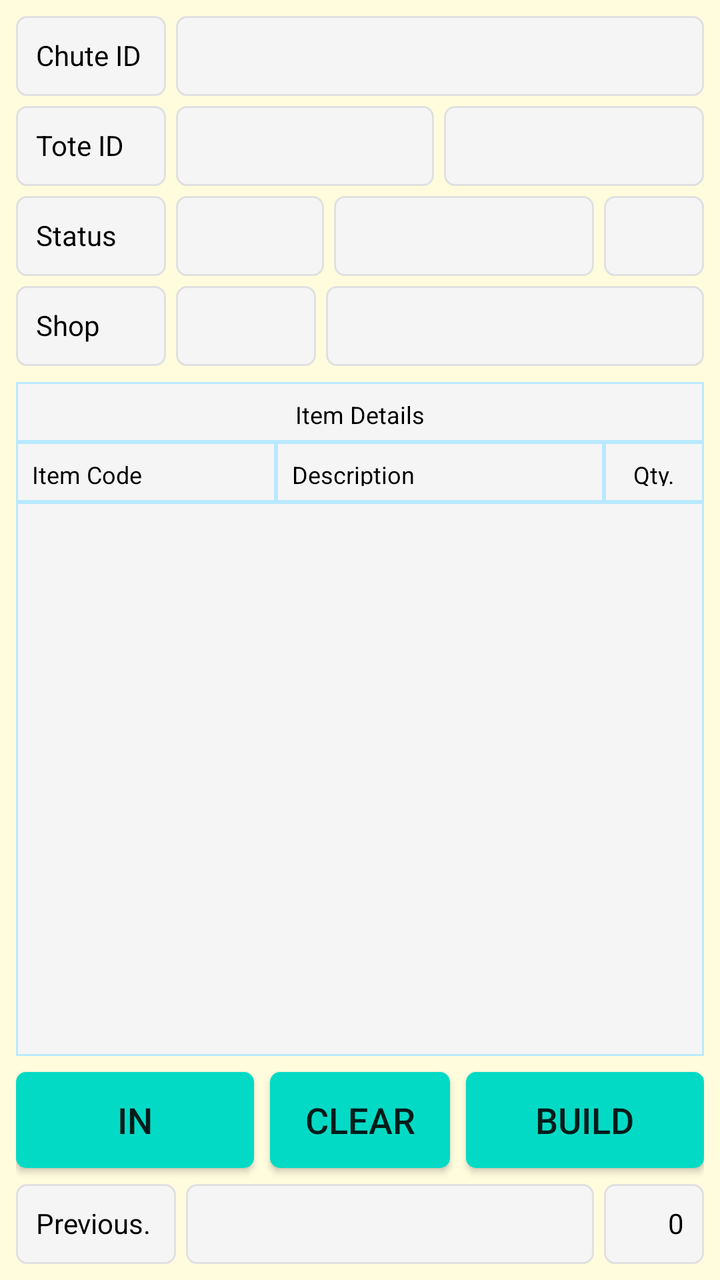
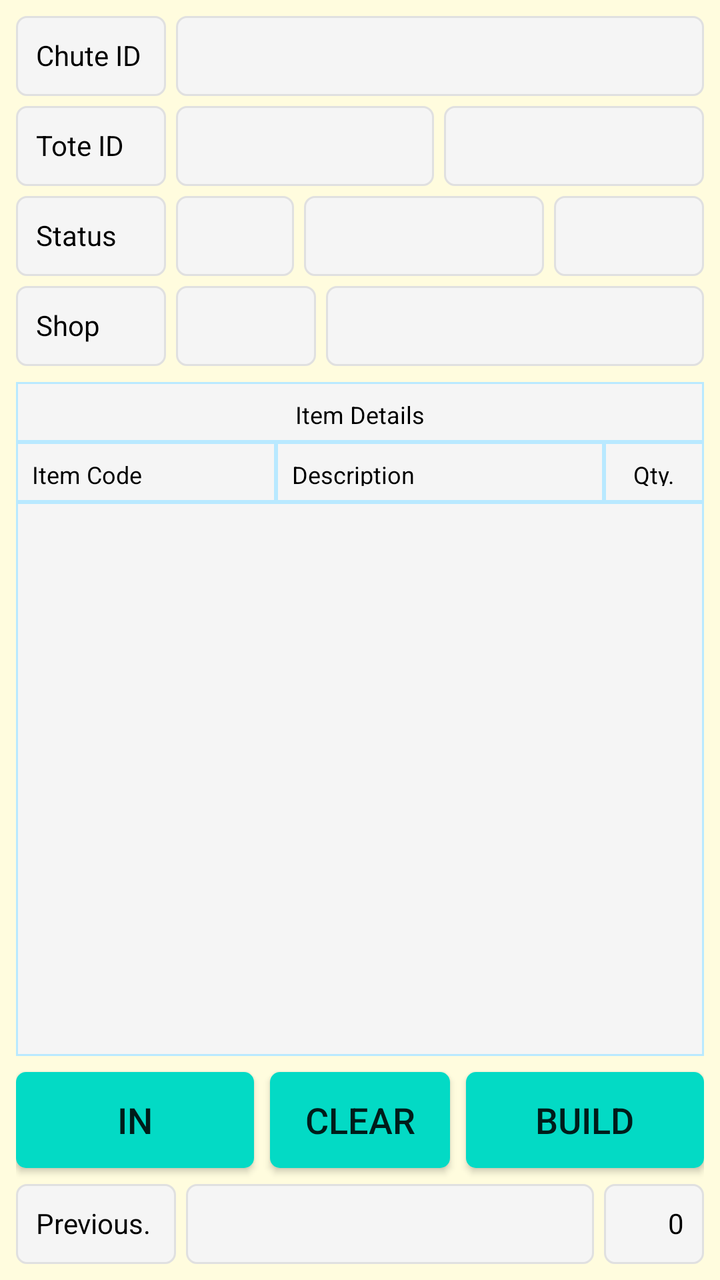

An Android layout rendered at two revisions. The XML below is the earlier revision; the diff shows what the commit changed to produce the second picture.
<!-- AndroidManifest.xml: application theme AppTheme -->
<!-- res/layout/fragment_building.xml -->
<?xml version="1.0" encoding="utf-8"?>
<FrameLayout xmlns:android="http://schemas.android.com/apk/res/android"
    xmlns:app="http://schemas.android.com/apk/res-auto"
    xmlns:tools="http://schemas.android.com/tools"
    android:layout_width="match_parent"
    android:layout_height="match_parent"
    android:background="@color/backColor"
    tools:context=".ui.building.techno.BuildingFragment">

    <androidx.constraintlayout.widget.ConstraintLayout
        android:layout_width="match_parent"
        android:layout_height="match_parent"
        android:padding="8dp">

        <TextView
            android:id="@+id/TextView1"
            android:layout_width="75dp"
            android:layout_height="40dp"
            android:background="@drawable/et_custom"
            android:gravity="left"
            android:hint=""
            android:padding="10dp"
            android:text="Chute ID"
            android:textColor="@color/coloBlack"
            android:textSize="14dp"
            app:layout_constraintStart_toStartOf="parent"
            app:layout_constraintTop_toTopOf="parent" />

        <EditText
            android:id="@+id/et_building_chuteid"
            android:layout_width="0dp"
            android:layout_height="40dp"
            android:layout_marginStart="5dp"
            android:layout_marginLeft="5dp"
            android:background="@drawable/et_custom"
            android:inputType="text"
            android:padding="10dp"
            android:textColor="@color/coloBlack"
            android:textSize="14dp"
            app:layout_constraintEnd_toEndOf="parent"
            app:layout_constraintStart_toEndOf="@+id/TextView1"
            app:layout_constraintTop_toTopOf="@+id/TextView1"
            tools:ignore="SpeakableTextPresentCheck,TouchTargetSizeCheck" />

        <TextView
            android:id="@+id/TextView8"
            android:layout_width="75dp"
            android:layout_height="40dp"
            android:layout_marginTop="5dp"
            android:background="@drawable/et_custom"
            android:gravity="left"
            android:hint=""
            android:padding="10dp"
            android:text="Tote ID"
            android:textColor="@color/coloBlack"
            android:textSize="14dp"
            app:layout_constraintStart_toStartOf="parent"
            app:layout_constraintTop_toBottomOf="@+id/TextView1" />

        <EditText
            android:id="@+id/et_chute_building_totid"
            android:layout_width="0dp"
            android:layout_height="40dp"
            android:layout_marginStart="5dp"
            android:layout_marginLeft="5dp"
            android:layout_marginEnd="5dp"
            android:layout_marginRight="5dp"
            android:background="@drawable/et_custom"
            android:gravity="left"
            android:hint=""
            android:inputType="text"
            android:padding="10dp"
            android:textColor="@color/coloBlack"
            android:textSize="14dp"
            app:layout_constraintEnd_toStartOf="@+id/tv_building_totid"
            app:layout_constraintStart_toEndOf="@+id/TextView8"
            app:layout_constraintTop_toTopOf="@+id/TextView8"
            tools:ignore="SpeakableTextPresentCheck,TouchTargetSizeCheck" />

        <TextView
            android:id="@+id/tv_building_totid"
            android:layout_width="130dp"
            android:layout_height="40dp"
            android:background="@drawable/et_custom"
            android:gravity="left"
            android:hint=""
            android:padding="10dp"
            android:text=""
            android:textColor="@color/coloBlack"
            android:textSize="14dp"
            app:layout_constraintEnd_toEndOf="parent"
            app:layout_constraintTop_toTopOf="@+id/et_chute_building_totid" />

        <TextView
            android:id="@+id/tv_building_time"
            android:layout_width="130dp"
            android:layout_height="40dp"
            android:layout_marginRight="5dp"
            android:background="@drawable/et_custom"
            android:gravity="left"
            android:hint=""
            android:padding="10dp"
            android:text=""
            android:textColor="@color/coloBlack"
            android:textSize="14dp"
            app:layout_constraintEnd_toStartOf="@+id/tv_chute_building_shop_tote_type"
            app:layout_constraintTop_toTopOf="@+id/TextView2" />

        <TextView
            android:id="@+id/tv_chute_building_shop_tote_type"
            android:layout_width="50dp"
            android:layout_height="40dp"
            android:background="@drawable/et_custom"
            android:gravity="left"
            android:hint=""
            android:padding="10dp"
            android:text=""
            android:textColor="@color/coloBlack"
            android:textSize="14dp"
            app:layout_constraintEnd_toEndOf="parent"
            app:layout_constraintTop_toTopOf="@+id/TextView2" />

        <TextView
            android:id="@+id/TextView2"
            android:layout_width="75dp"
            android:layout_height="40dp"
            android:layout_marginTop="5dp"
            android:background="@drawable/et_custom"
            android:gravity="left"
            android:hint=""
            android:padding="10dp"
            android:text="Status"
            android:textColor="@color/coloBlack"
            android:textSize="14dp"
            app:layout_constraintStart_toStartOf="parent"
            app:layout_constraintTop_toBottomOf="@+id/TextView8" />

        <TextView
            android:id="@+id/tv_chute_building_status"
            android:layout_width="0dp"
            android:layout_height="40dp"
            android:layout_marginStart="5dp"
            android:layout_marginLeft="5dp"
            android:layout_marginEnd="5dp"
            android:layout_marginRight="5dp"
            android:background="@drawable/et_custom"
            android:gravity="left"
            android:hint=""
            android:padding="10dp"
            android:text=""
            android:textColor="@color/coloBlack"
            android:textSize="14dp"
            app:layout_constraintEnd_toStartOf="@+id/tv_building_time"
            app:layout_constraintStart_toEndOf="@+id/TextView2"
            app:layout_constraintTop_toTopOf="@+id/TextView2" />

        <TextView
            android:id="@+id/TextView3"
            android:layout_width="75dp"
            android:layout_height="40dp"
            android:layout_marginTop="5dp"
            android:background="@drawable/et_custom"
            android:gravity="left"
            android:hint=""
            android:padding="10dp"
            android:text="Shop"
            android:textColor="@color/coloBlack"
            android:textSize="14dp"
            app:layout_constraintStart_toStartOf="parent"
            app:layout_constraintTop_toBottomOf="@+id/TextView2" />

        <TextView
            android:id="@+id/tv_chute_status_building_shopname"
            android:layout_width="0dp"
            android:layout_height="40dp"
            android:layout_marginStart="5dp"
            android:layout_marginLeft="5dp"
            android:background="@drawable/et_custom"
            android:gravity="left"
            android:hint=""
            android:padding="10dp"
            android:text=""
            android:textColor="@color/coloBlack"
            android:textSize="14dp"
            app:layout_constraintEnd_toEndOf="parent"
            app:layout_constraintStart_toEndOf="@+id/tv_chute_status_building_shopid"
            app:layout_constraintTop_toTopOf="@+id/TextView3" />

        <TextView
            android:id="@+id/tv_chute_status_building_shopid"
            android:layout_width="70dp"
            android:layout_height="40dp"
            android:layout_marginStart="5dp"
            android:layout_marginLeft="5dp"
            android:background="@drawable/et_custom"
            android:gravity="left"
            android:hint=""
            android:padding="10dp"
            android:text=""
            android:textColor="@color/coloBlack"
            android:textSize="14dp"
            app:layout_constraintStart_toEndOf="@+id/TextView3"
            app:layout_constraintTop_toTopOf="@+id/TextView3" />

        <TextView
            android:id="@+id/TextView4"
            android:layout_width="0dp"
            android:layout_height="30dp"
            android:layout_marginTop="8dp"
            android:background="@drawable/et_custom_total"
            android:gravity="center"
            android:hint=""
            android:padding="8dp"
            android:text="Item Details"
            android:textColor="@color/coloBlack"
            android:textSize="12dp"
            app:layout_constraintEnd_toEndOf="parent"
            app:layout_constraintStart_toStartOf="parent"
            app:layout_constraintTop_toBottomOf="@+id/TextView3" />


        <TextView
            android:id="@+id/TextView5"
            android:layout_width="130dp"
            android:layout_height="30dp"
            android:background="@drawable/et_custom_total"
            android:gravity="left"
            android:hint=""
            android:padding="8dp"
            android:text="Item Code"
            android:textColor="@color/coloBlack"
            android:textSize="12dp"
            app:layout_constraintStart_toStartOf="parent"
            app:layout_constraintTop_toBottomOf="@+id/TextView4" />

        <TextView
            android:id="@+id/TextView6"
            android:layout_width="0dp"
            android:layout_height="30dp"
            android:background="@drawable/et_custom_total"
            android:gravity="left"
            android:hint=""
            android:padding="8dp"
            android:text="Description"
            android:textColor="@color/coloBlack"
            android:textSize="12dp"
            app:layout_constraintEnd_toStartOf="@+id/TextView7"
            app:layout_constraintStart_toEndOf="@+id/TextView5"
            app:layout_constraintTop_toBottomOf="@+id/TextView4" />

        <TextView
            android:id="@+id/TextView7"
            android:layout_width="50dp"
            android:layout_height="30dp"
            android:background="@drawable/et_custom_total"
            android:gravity="center"
            android:hint=""
            android:padding="8dp"
            android:text="Qty."
            android:textColor="@color/coloBlack"
            android:textSize="12dp"
            app:layout_constraintEnd_toEndOf="parent"
            app:layout_constraintTop_toBottomOf="@+id/TextView4" />

        <ListView
            android:id="@+id/lv_chute_status_building_details"
            android:layout_width="0dp"
            android:layout_height="0dp"
            android:layout_marginBottom="8dp"
            android:background="@drawable/et_custom_total"
            app:layout_constraintBottom_toTopOf="@+id/bt_chute_status_building_in"
            app:layout_constraintEnd_toEndOf="parent"
            app:layout_constraintStart_toStartOf="parent"
            app:layout_constraintTop_toBottomOf="@+id/TextView5" />

        <TextView
            android:id="@+id/TextView9"
            android:layout_width="80dp"
            android:layout_height="40dp"
            android:background="@drawable/et_custom"
            android:gravity="left"
            android:hint=""
            android:padding="10dp"
            android:text="Previous."
            android:textColor="@color/coloBlack"
            android:textSize="14dp"
            app:layout_constraintBottom_toBottomOf="parent"
            app:layout_constraintStart_toStartOf="parent" />

        <TextView
            android:id="@+id/tv_chute_status_building_trfno"
            android:layout_width="0dp"
            android:layout_height="40dp"
            android:layout_marginStart="5dp"
            android:layout_marginLeft="5dp"
            android:layout_marginEnd="5dp"
            android:layout_marginRight="5dp"
            android:background="@drawable/et_custom"
            android:gravity="left"
            android:hint=""
            android:padding="10dp"
            android:textColor="@color/coloBlack"
            android:textSize="14dp"
            app:layout_constraintBottom_toBottomOf="parent"
            app:layout_constraintEnd_toStartOf="@+id/tv_chute_status_building_tot_qty"
            app:layout_constraintStart_toEndOf="@+id/TextView9" />

        <TextView
            android:id="@+id/tv_chute_status_building_tot_qty"
            android:layout_width="50dp"
            android:layout_height="40dp"
            android:background="@drawable/et_custom"
            android:gravity="right"
            android:hint=""
            android:padding="10dp"
            android:text="0"
            android:textColor="@color/coloBlack"
            android:textSize="14dp"
            app:layout_constraintBottom_toBottomOf="parent"
            app:layout_constraintEnd_toEndOf="parent" />

        <TextView
            android:id="@+id/textView2"
            android:layout_width="wrap_content"
            android:layout_height="wrap_content"
            android:layout_marginStart="16dp"
            android:layout_marginLeft="16dp"
            android:layout_marginEnd="16dp"
            android:layout_marginRight="16dp"
            android:text="   "
            android:textColor="@color/colorAccent"
            app:layout_constraintBottom_toBottomOf="parent"
            app:layout_constraintEnd_toEndOf="parent"
            app:layout_constraintStart_toStartOf="parent"
            tools:ignore="SpeakableTextPresentCheck" />

        <Button
            android:id="@+id/bt_chute_status_building_in"
            android:layout_width="0dp"
            android:layout_height="wrap_content"
            android:layout_marginEnd="8dp"
            android:layout_marginRight="8dp"
            android:layout_marginBottom="8dp"
            android:background="@drawable/btn_custom1"
            android:text="IN"
            android:textAllCaps="false"
            android:textSize="18sp"
            app:layout_constraintBottom_toTopOf="@+id/tv_chute_status_building_trfno"
            app:layout_constraintEnd_toStartOf="@+id/bt_chute_status_building_clear"
            app:layout_constraintStart_toStartOf="parent" />

        <Button
            android:id="@+id/bt_chute_status_building_clear"
            android:layout_width="90dp"
            android:layout_height="wrap_content"
            android:layout_marginBottom="8dp"
            android:background="@drawable/btn_custom1"
            android:text="CLEAR"
            android:textAllCaps="false"
            android:textSize="18sp"
            app:layout_constraintBottom_toTopOf="@+id/tv_chute_status_building_trfno"
            app:layout_constraintEnd_toEndOf="parent"
            app:layout_constraintStart_toStartOf="parent" />

        <Button
            android:id="@+id/bt_chute_status_building_build"
            android:layout_width="0dp"
            android:layout_height="wrap_content"
            android:layout_marginStart="8dp"
            android:layout_marginLeft="8dp"
            android:layout_marginBottom="8dp"
            android:background="@drawable/btn_custom1"
            android:text="BUILD"
            android:textAllCaps="false"
            android:textSize="18sp"
            app:layout_constraintBottom_toTopOf="@+id/tv_chute_status_building_trfno"
            app:layout_constraintEnd_toEndOf="parent"
            app:layout_constraintStart_toEndOf="@+id/bt_chute_status_building_clear" />

        <ProgressBar
            android:id="@+id/pr_chute_building_inout"
            android:layout_width="wrap_content"
            android:layout_height="wrap_content"
            android:layout_centerHorizontal="true"
            android:visibility="invisible"
            app:layout_constraintBottom_toBottomOf="parent"
            app:layout_constraintEnd_toEndOf="parent"
            app:layout_constraintStart_toStartOf="parent"
            app:layout_constraintTop_toTopOf="parent" />


    </androidx.constraintlayout.widget.ConstraintLayout>
</FrameLayout>
<!-- resources referenced by this layout -->
<resources>
  <color name="backColor">#FFFCDE</color>
  <color name="coloBlack">#000000</color>
  <color name="colorAccent">#000000</color>
  <!-- drawable btn_custom1 (drawable) -->
  <?xml version="1.0" encoding="utf-8"?>
  <shape xmlns:android="http://schemas.android.com/apk/res/android"
      android:padding="10dp"
      android:shape="rectangle" >
  
      <solid android:color="@color/colorBtn" />
  
      <corners
          android:bottomLeftRadius="5dp"
          android:bottomRightRadius="5dp"
          android:topLeftRadius="5dp"
          android:topRightRadius="5dp" />
  
  </shape>
  <!-- drawable et_custom (drawable) -->
  <?xml version="1.0" encoding="utf-8"?>
  <shape xmlns:android="http://schemas.android.com/apk/res/android"
      android:padding="10dp"
      android:shape="rectangle" >
  
      <solid android:color="#f5f5f5" />
  
      <stroke
          android:width="1dp"
          android:color="#e0e0e0" />
  
      <corners
          android:bottomLeftRadius="5dp"
          android:bottomRightRadius="5dp"
          android:topLeftRadius="5dp"
          android:topRightRadius="5dp" />
  
  </shape>
  <!-- drawable et_custom_total (drawable) -->
  <?xml version="1.0" encoding="utf-8"?>
  <shape xmlns:android="http://schemas.android.com/apk/res/android"
      android:padding="10dp"
      android:shape="rectangle" >
  
      <solid android:color="#f5f5f5" />
  
      <stroke
          android:width="1dp"
          android:color="#B9E9FF" />
  
      <corners
          android:bottomLeftRadius="0dp"
          android:bottomRightRadius="0dp"
          android:topLeftRadius="0dp"
          android:topRightRadius="0dp" />
  
  </shape>
  <style name="AppTheme" parent="Theme.AppCompat.Light.NoActionBar">
          
          <item name="colorPrimary">@color/colorPrimary</item>
          <item name="colorPrimaryDark">@color/colorPrimaryDark</item>
          <item name="colorAccent">@color/colorAccent</item>
      </style>
  <color name="colorBtn">#03DAC5</color>
  <color name="colorPrimary">#ffb200</color>
  <color name="colorPrimaryDark">#ffb200</color>
</resources>

<!-- the commit's change to res/layout/fragment_building.xml (unified diff, before → after) -->
@@ -93,7 +93,7 @@
 
         <TextView
             android:id="@+id/tv_building_time"
-            android:layout_width="130dp"
+            android:layout_width="120dp"
             android:layout_height="40dp"
             android:layout_marginRight="5dp"
             android:background="@drawable/et_custom"
@@ -108,10 +108,10 @@
 
         <TextView
             android:id="@+id/tv_chute_building_shop_tote_type"
-            android:layout_width="50dp"
-            android:layout_height="40dp"
-            android:background="@drawable/et_custom"
-            android:gravity="left"
+            android:layout_width="75dp"
+            android:layout_height="40dp"
+            android:background="@drawable/et_custom"
+            android:gravity="center"
             android:hint=""
             android:padding="10dp"
             android:text=""
